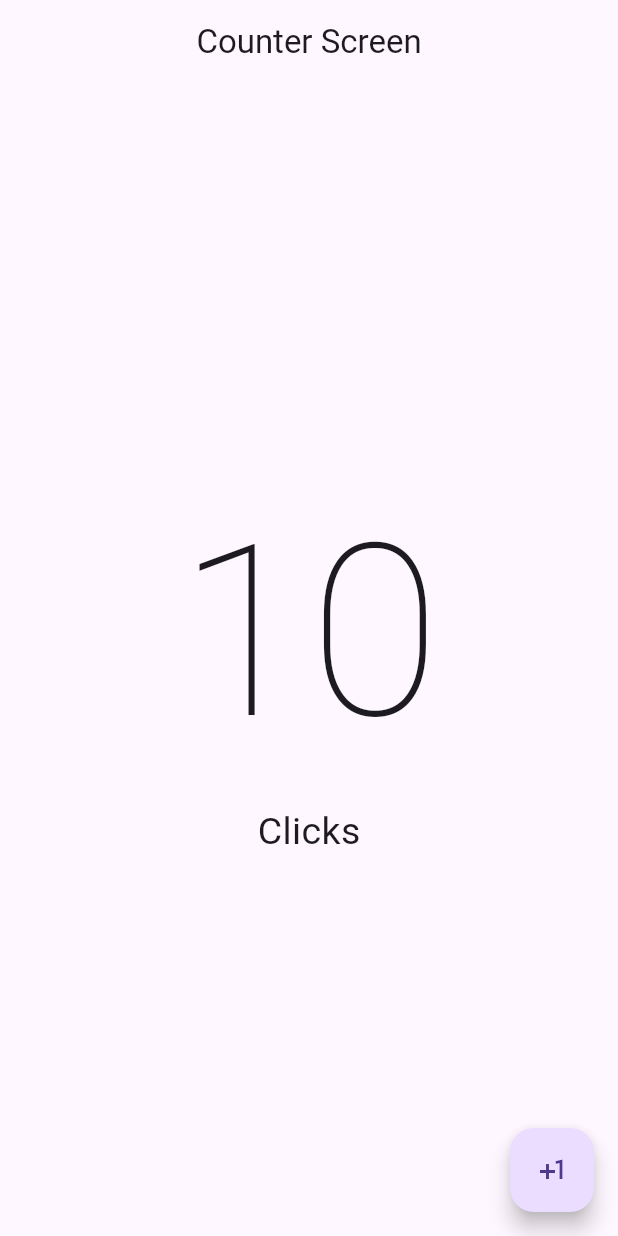
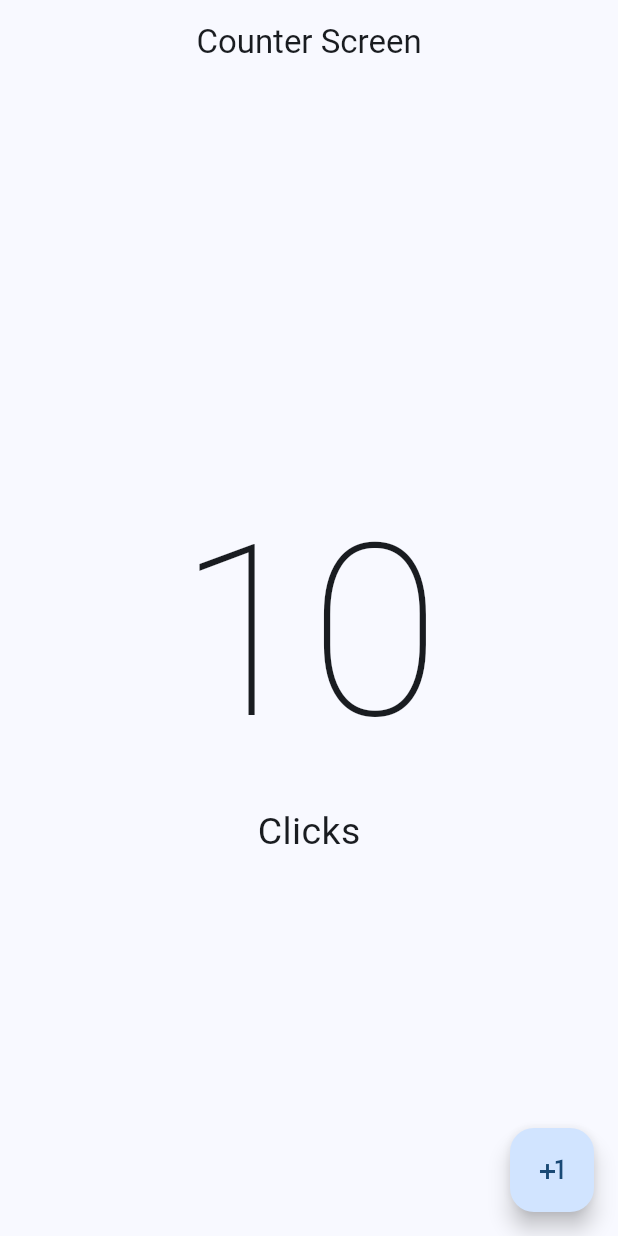
Before and after one commit to jorchev/flutter, a Flutter app: the screen it shows after launch, on a phone screen of 412 x 824 dp. Run offline on Flutter 3.47's test engine with Material 3 defaults, Android fonts, the phone set to English and light mode, and no system bars.

Commit message:
Material Design 3

```diff
--- a/hello_world_app/lib/main.dart
+++ b/hello_world_app/lib/main.dart
@@ -15,9 +15,12 @@ class MyApp extends StatelessWidget {
 
   @override
   Widget build(BuildContext context) {
-    return const MaterialApp(
+    return MaterialApp(
       debugShowCheckedModeBanner: false,
-      home: CounterScreen()
+      theme: ThemeData(
+        colorSchemeSeed: Colors.blue
+      ),
+      home: const CounterScreen()
     );
   }
 
```
